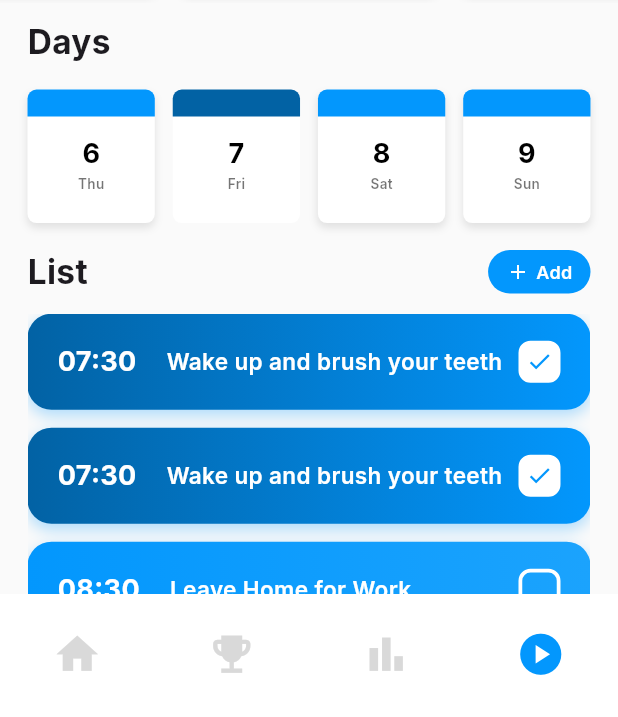
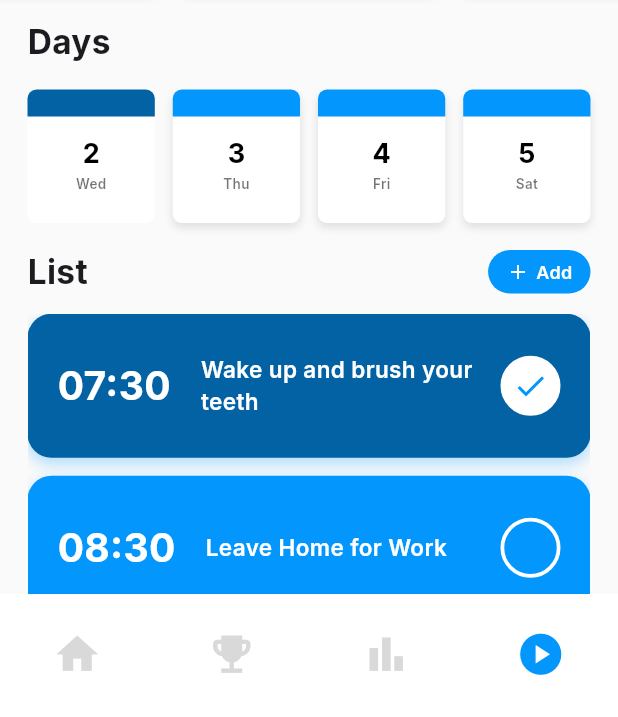
Before and after one commit to pokpong40622/FlexiFlow, a Flutter app: the screen it shows after launch, item 4 of the bottom bar chosen, on a phone screen of 412 x 824 dp, the part 519-1236 px from its top. Run offline on Flutter 3.47's test engine with Material 3 defaults, Android fonts, the phone set to English and light mode, and no system bars; drawn by our look-alikes of carousel_slider; our stand-ins replace google_fonts.

Commit message:
training page full with everything working but i dont know how the calendar logic works but it works

```diff
--- a/lib/Pages/TrainingPage.dart
+++ b/lib/Pages/TrainingPage.dart
@@ -2,6 +2,7 @@ import 'package:carousel_slider/carousel_slider.dart';
 import 'package:flutter/material.dart';
 import 'package:flutter/services.dart';
 import 'package:google_fonts/google_fonts.dart';
+import 'package:intl/intl.dart'; // Import for date formatting
 
 class TimeInputFormatter extends TextInputFormatter {
   @override
@@ -37,55 +38,64 @@ class TrainingPage extends StatefulWidget {
 }
 
 class _TrainingPageState extends State<TrainingPage> {
+  // Use a map with DateTime as keys to store schedules for specific dates
+  // This allows for more robust handling of schedules across different days.
+  final Map<DateTime, List<Map<String, dynamic>>> schedules = {};
+
+  late DateTime today; // Will store today's date
+  late DateTime selectedDate; // Will store the currently selected date in the calendar
+
+  @override
   void initState() {
     super.initState();
+    today = DateTime.now();
+    // Normalize today to just year, month, day for consistent keying in map
+    today = DateTime(today.year, today.month, today.day);
+    selectedDate = today;
+
+    // Initialize some dummy data for demonstration, using actual dates as keys
+    _initializeDummySchedules();
+  }
+
+  void _initializeDummySchedules() {
+    // Example: Schedule for today
+    schedules[today] = [
+      {'time': '07:30', 'event': 'Wake up and brush your teeth', 'completed': true},
+      {'time': '08:30', 'event': 'Leave Home for Work', 'completed': false},
+      {'time': '09:00', 'event': 'Company Meeting', 'completed': false},
+      {'time': '12:00', 'event': 'Lunch break', 'completed': false},
+    ];
+
+    // Example: Schedule for tomorrow
+    DateTime tomorrow = today.add(Duration(days: 1));
+    schedules[tomorrow] = [
+      {'time': '09:00', 'event': 'Brunch with Friends', 'completed': false},
+      {'time': '11:00', 'event': 'Go to the Gym', 'completed': true},
+      {'time': '14:00', 'event': 'Shopping at Mall', 'completed': false},
+    ];
+
+    // Example: Schedule for the day after tomorrow
+    DateTime dayAfterTomorrow = today.add(Duration(days: 2));
+    schedules[dayAfterTomorrow] = [
+      {'time': '08:00', 'event': 'Go to Church', 'completed': false},
+      {'time': '10:30', 'event': 'Brunch with Family', 'completed': false},
+    ];
+    // Note: You can add more days as needed or fetch from a database.
   }
 
   @override
   void dispose() {
+    timeController.dispose();
+    eventController.dispose();
     super.dispose();
   }
-
-  int clickedDay = 7;
-  final Map<int, List<Map<String, dynamic>>> schedules = {
-    6: [
-      {'time': '07:00', 'event': 'Morning Exercise', 'completed': false},
-      {'time': '09:00', 'event': 'Office Work', 'completed': true},
-      {'time': '12:30', 'event': 'Lunch at Cafe', 'completed': false},
-      {'time': '15:00', 'event': 'Grocery Shopping', 'completed': false},
-      {'time': '19:00', 'event': 'Watch a Movie', 'completed': true},
-    ],
-    7: [
-      {'time': '07:30', 'event': 'Wake up and brush your teeth', 'completed': true},
-      {'time': '07:30', 'event': 'Wake up and brush your teeth', 'completed': true},
-      {'time': '08:30', 'event': 'Leave Home for Work', 'completed': false},
-      {'time': '09:00', 'event': 'Company Meeting', 'completed': false},
-      {'time': '12:00', 'event': 'Lunch break', 'completed': false},
-      {'time': '16:00', 'event': 'Leave Office', 'completed': false},
-      {'time': '17:30', 'event': 'Physical Activity', 'completed': false},
-      {'time': '18:30', 'event': 'Dinner with Family', 'completed': false},
-    ],
-    8: [
-      {'time': '09:00', 'event': 'Brunch with Friends', 'completed': false},
-      {'time': '11:00', 'event': 'Go to the Gym', 'completed': true},
-      {'time': '14:00', 'event': 'Shopping at Mall', 'completed': false},
-      {'time': '17:00', 'event': 'Family Gathering', 'completed': false},
-      {'time': '20:00', 'event': 'Relax at Home', 'completed': true},
-    ],
-    9: [
-      {'time': '08:00', 'event': 'Go to Church', 'completed': false},
-      {'time': '10:30', 'event': 'Brunch with Family', 'completed': false},
-      {'time': '14:00', 'event': 'Relax and Read a Book', 'completed': true},
-      {'time': '18:00', 'event': 'Dinner with Friends', 'completed': false},
-    ],
-  };
 
   final TextEditingController timeController = TextEditingController();
   final TextEditingController eventController = TextEditingController();
 
+  int activeIndex = 0; // Keeping this for carousel, not directly for calendar days
+
   @override
-  int activeIndex = 0;
-
   Widget build(BuildContext context) {
     double screenHeight = MediaQuery.of(context).size.height;
     double screenWidth = MediaQuery.of(context).size.width;
@@ -96,6 +106,10 @@ class _TrainingPageState extends State<TrainingPage> {
       Container(color: Colors.white),
       Container(color: Colors.white),
     ];
+
+    // Get the dates for the current view (today + next 3 days)
+    List<DateTime> displayDates = List.generate(
+        4, (index) => DateTime(today.year, today.month, today.day).add(Duration(days: index)));
 
     return Scaffold(
       backgroundColor: Color(0xFFFAFAFA),
@@ -205,12 +219,9 @@ class _TrainingPageState extends State<TrainingPage> {
                       SizedBox(height: 16),
                       Row(
                         mainAxisAlignment: MainAxisAlignment.spaceBetween,
-                        children: [
-                          _buildCalendarDay('6', 'Thu', 6),
-                          _buildCalendarDay('7', 'Fri', 7, isActive: true),
-                          _buildCalendarDay('8', 'Sat', 8),
-                          _buildCalendarDay('9', 'Sun', 9),
-                        ],
+                        children: displayDates.map((date) {
+                          return _buildCalendarDay(date);
+                        }).toList(),
                       ),
                     ],
                   ),
@@ -258,16 +269,23 @@ class _TrainingPageState extends State<TrainingPage> {
                   ),
                   SizedBox(height: 12),
                   Container(
-                    height: screenHeight * 0.3,
+                    height: screenHeight * 0.35, // Adjust this height as needed
                     child: SingleChildScrollView(
                       child: Column(
-                        children: schedules[clickedDay]!
-                            .map((schedule) => _buildScheduleItem(
+                        children: (schedules[selectedDate] ?? [])
+                            .asMap()
+                            .entries
+                            .map((entry) {
+                              int index = entry.key;
+                              Map<String, dynamic> schedule = entry.value;
+                              return _buildScheduleItem(
                                 schedule['time']!,
                                 schedule['event']!,
                                 schedule['completed']!,
-                                  schedules[clickedDay]!.indexOf(schedule),
-                                ))
+                                index,
+                                screenWidth,
+                              );
+                            })
                             .toList(),
                       ),
                     ),
@@ -283,17 +301,19 @@ class _TrainingPageState extends State<TrainingPage> {
 
   // Builds clickable calendar day buttons with blue headers
   Widget _buildCalendarDay(
-    String day,
-    String weekday,
-    int dayIndex, {
-    bool isActive = false,
-  }) {
-    bool isSelected = clickedDay == dayIndex;
+    DateTime date,
+  ) {
+    bool isSelected = selectedDate.day == date.day &&
+        selectedDate.month == date.month &&
+        selectedDate.year == date.year;
+
+    String day = date.day.toString();
+    String weekday = DateFormat('EEE').format(date); // Formats to 'Mon', 'Tue', etc.
 
     return GestureDetector(
       onTap: () {
         setState(() {
-          clickedDay = dayIndex; // Change selected day and update schedule
+          selectedDate = date; // Change selected date
         });
       },
       child: Container(
@@ -348,24 +368,53 @@ class _TrainingPageState extends State<TrainingPage> {
     );
   }
 
-  // Creates individual schedule items with gradient background and checkboxes
-  Widget _buildScheduleItem(String time, String event, bool completed, int index) {
-    return Container(
-      margin: EdgeInsets.only(bottom: 12), // Increased spacing between items
-      padding: EdgeInsets.symmetric(horizontal: 20, vertical: 18), // More padding for bigger look
+  // Creates swipeable schedule items with specific colors and delete functionality
+  Widget _buildScheduleItem(
+      String time, String event, bool completed, int index, double screenWidth) {
+    return Dismissible(
+      key: UniqueKey(),
+      direction: DismissDirection.endToStart,
+      background: Container(
+        margin: EdgeInsets.only(bottom: 12),
+        alignment: Alignment.centerRight,
+        padding: EdgeInsets.only(right: 20),
         decoration: BoxDecoration(
-        // Gradient background - light blue to darker blue
-        gradient: LinearGradient(
-          colors: completed
-              ? [Color(0xFF0262A4), Color(0xFF0397FD)] // Darker gradient for completed
-              : [Color(0xFF0397FD), Color(0xFF1BA3FD)], // Lighter gradient for pending
-          begin: Alignment.centerLeft,
-          end: Alignment.centerRight,
+          color: Colors.red,
+          borderRadius: BorderRadius.circular(16),
         ),
-        borderRadius: BorderRadius.circular(16), // More rounded corners
+        child: Icon(
+          Icons.delete,
+          color: Colors.white,
+          size: 24,
+        ),
+      ),
+      onDismissed: (direction) {
+        // Ensure there's a list for the selectedDate before attempting to remove
+        if (schedules[selectedDate] != null) {
+          final dismissedItem = schedules[selectedDate]!.removeAt(index);
+          // Update the state to reflect the removal in the UI
+          setState(() {});
+          ScaffoldMessenger.of(context).showSnackBar(
+            SnackBar(
+              content: Text('Event "${dismissedItem['event']}" deleted'),
+              duration: Duration(seconds: 2),
+            ),
+          );
+        }
+      },
+      child: Container(
+        width: screenWidth * 0.911,
+        height: 96, // Increased height by 20% (80 * 1.2 = 96)
+        margin: EdgeInsets.only(bottom: 12),
+        padding: EdgeInsets.symmetric(horizontal: 20, vertical: 18),
+        decoration: BoxDecoration(
+          color: completed
+              ? Color(0xFF0262A4) // Color when checked
+              : Color(0xFF0397FD), // Color when not checked
+          borderRadius: BorderRadius.circular(16),
           boxShadow: [
             BoxShadow(
-            color: Color(0xFF0397FD).withOpacity(0.3), // Blue shadow
+              color: Color(0xFF0397FD).withOpacity(0.3),
               blurRadius: 8,
               offset: Offset(0, 4),
             ),
@@ -373,52 +422,55 @@ class _TrainingPageState extends State<TrainingPage> {
         ),
         child: Row(
           children: [
-          // Time with bigger font and semi-bold weight
             Text(
               time,
               style: GoogleFonts.inter(
-              fontSize: 18, // Increased font size
-              fontWeight: FontWeight.w700, // Semi-bold
+                fontSize: 26, // Increased font size for time
+                fontWeight: FontWeight.w700,
                 color: Colors.white,
               ),
             ),
-          SizedBox(width: 20), // More spacing
-          // Event text expanded to fill remaining space
+            SizedBox(width: 20),
             Expanded(
               child: Text(
                 event,
                 style: GoogleFonts.inter(
-                fontSize: 15, // Slightly bigger
-                fontWeight: FontWeight.w600, // Semi-bold
+                  fontSize: 15,
+                  fontWeight: FontWeight.w600,
                   color: Colors.white,
                 ),
+                overflow: TextOverflow.ellipsis,
+                maxLines: 2,
               ),
             ),
-          // Completion checkbox with rounded corners
             GestureDetector(
               onTap: () {
                 setState(() {
-                schedules[clickedDay]![index]['completed'] = !completed;
+                  // Ensure the list exists before trying to update an item
+                  if (schedules[selectedDate] != null && index < schedules[selectedDate]!.length) {
+                    schedules[selectedDate]![index]['completed'] = !completed;
+                  }
                 });
               },
               child: Container(
-              width: 28, // Bigger checkbox
-              height: 28,
+                width: 40, // Increased checkbox size slightly to match image
+                height: 40,
                 decoration: BoxDecoration(
                   color: completed ? Colors.white : Colors.transparent,
-                border: Border.all(color: Colors.white, width: 2.5), // Thicker border
-                borderRadius: BorderRadius.circular(8), // More rounded
+                  border: Border.all(color: Colors.white, width: 2.5),
+                  shape: BoxShape.circle, // Changed to circle for the checkmark container
                 ),
                 child: completed
                     ? Icon(
                         Icons.check,
                         color: Color(0xFF0397FD),
-                      size: 18, // Bigger check icon
+                        size: 24, // Increased check icon size
                       )
                     : null,
               ),
             ),
           ],
+        ),
       ),
     );
   }
@@ -430,13 +482,7 @@ class _TrainingPageState extends State<TrainingPage> {
       builder: (context) {
         return AlertDialog(
           title: Text(
-            'Add Event for ${clickedDay == 6
-                ? 'Thu'
-                : clickedDay == 7
-                ? 'Fri'
-                : clickedDay == 8
-                ? 'Sat'
-                : 'Sun'}',
+            'Add Event for ${DateFormat('EEE, MMM d').format(selectedDate)}', // Display full date
           ),
           content: Column(
             mainAxisSize: MainAxisSize.min,
@@ -444,11 +490,10 @@ class _TrainingPageState extends State<TrainingPage> {
               TextField(
                 controller: timeController,
                 decoration: InputDecoration(labelText: 'Time (HH:MM)'),
-                keyboardType:
-                    TextInputType.number, // Ensure only numbers are allowed
+                keyboardType: TextInputType.number,
                 inputFormatters: [
                   TimeInputFormatter(),
-                ], // Apply the custom formatter
+                ],
               ),
               TextField(
                 controller: eventController,
@@ -459,7 +504,7 @@ class _TrainingPageState extends State<TrainingPage> {
           actions: [
             TextButton(
               onPressed: () {
-                Navigator.of(context).pop(); // Close dialog without saving
+                Navigator.of(context).pop();
               },
               child: Text('Cancel'),
             ),
@@ -467,16 +512,19 @@ class _TrainingPageState extends State<TrainingPage> {
               onPressed: () {
                 if (timeController.text.isNotEmpty && eventController.text.isNotEmpty) {
                   setState(() {
-                    // Add new event to selected day's schedule
-                    schedules[clickedDay]!.add({
+                    // Initialize the list for selectedDate if it doesn't exist
+                    schedules.putIfAbsent(selectedDate, () => []);
+                    schedules[selectedDate]!.add({
                       'time': timeController.text,
                       'event': eventController.text,
                       'completed': false,
                     });
+                    // Sort the schedule by time after adding a new event
+                    schedules[selectedDate]!.sort((a, b) => a['time'].compareTo(b['time']));
                   });
-                  timeController.clear(); // Clear input fields
+                  timeController.clear();
                   eventController.clear();
-                  Navigator.of(context).pop(); // Close dialog
+                  Navigator.of(context).pop();
                 }
               },
               child: Text('Add'),
--- a/pubspec.yaml
+++ b/pubspec.yaml
@@ -48,6 +48,7 @@ dev_dependencies:
   # package. See that file for information about deactivating specific lint
   # rules and activating additional ones.
   flutter_lints: ^5.0.0
+  intl: ^0.18.1
 
 # For information on the generic Dart part of this file, see the
 # following page: https://dart.dev/tools/pub/pubspec
```
Also changed, not shown: pubspec.lock. Lines whose indentation alone changed are shown as unchanged.
